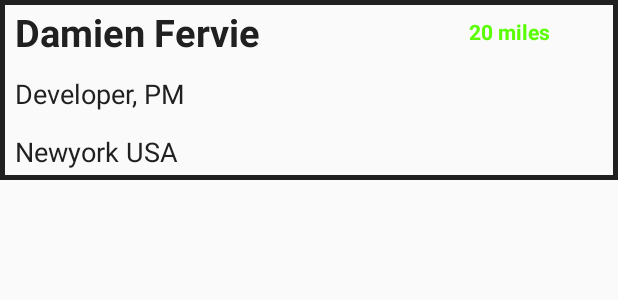
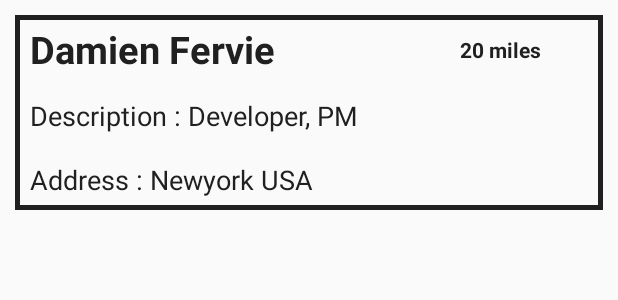
Before and after one commit to thomastran/helocoop-android, an Android app: the layout item_detailed_connected_people.xml on its own in the app's theme, with its tools: preview values and no code run, on a phone screen of 412 x 824 dp. Shown: the top 300 px of the screen. Run offline under Robolectric (Android 15) with nearby library versions, the phone set to English and light mode, and no system bars.

```diff
--- a/app/src/main/java/com/novahub/voipcall/activity/ActivateActivity.java
+++ b/app/src/main/java/com/novahub/voipcall/activity/ActivateActivity.java
@@ -121,7 +121,10 @@ public class ActivateActivity extends AppCompatActivity implements View.OnClickL
     private void verifyCode(String activateCode) {
         String phoneNumber = SharePreferences.getData(ActivateActivity.this, SharePreferences.PHONE_NUMBER);
         String instanceId = SharePreferences.getData(ActivateActivity.this, SharePreferences.INSTANCE_ID);
-        ActivateCodeAsyncTask activateCodeAsyncTask = new ActivateCodeAsyncTask(activateCode, phoneNumber, instanceId);
+
+        ActivateCodeAsyncTask activateCodeAsyncTask =
+                new ActivateCodeAsyncTask(activateCode, phoneNumber, instanceId);
+
         activateCodeAsyncTask.execute();
     }
 
--- a/app/src/main/java/com/novahub/voipcall/activity/MakingCallConferenceActivity.java
+++ b/app/src/main/java/com/novahub/voipcall/activity/MakingCallConferenceActivity.java
@@ -76,7 +76,6 @@ public class MakingCallConferenceActivity extends AppCompatActivity implements V
         }
         testSharePreference();
         checkActionsHaveDone(getApplicationContext());
-
     }
 
     private void checkActionsHaveDone(Context context) {
@@ -447,8 +446,9 @@ public class MakingCallConferenceActivity extends AppCompatActivity implements V
             EndPointInterface apiService =
                     restAdapter.create(EndPointInterface.class);
             Boolean success = false;
+            String nameRoom = Long.toHexString(Double.doubleToLongBits(Math.random()));
             try {
-                response = apiService.makeConferenceCall(this.token);
+                response = apiService.makeConferenceCall(this.token, nameRoom);
                 for (int i = 0; i < response.getDistanceList().size(); i++) {
                     Log.d("======>", response.getDistanceList().get(i).getName());
                 }
--- a/app/src/main/java/com/novahub/voipcall/apiendpoint/EndPointInterface.java
+++ b/app/src/main/java/com/novahub/voipcall/apiendpoint/EndPointInterface.java
@@ -53,7 +53,7 @@ public interface EndPointInterface {
 
     @FormUrlEncoded
     @POST("/users/makeconferencecall/")
-    Response makeConferenceCall(@Field("token") String token);
+    Response makeConferenceCall(@Field("token") String token, @Field("name_room") String nameRoom);
 
 
 }
--- a/app/src/main/res/layout/item_detailed_connected_people.xml
+++ b/app/src/main/res/layout/item_detailed_connected_people.xml
@@ -1,8 +1,14 @@
 <?xml version="1.0" encoding="utf-8"?>
 <LinearLayout xmlns:android="http://schemas.android.com/apk/res/android"
     android:orientation="vertical" android:layout_width="match_parent"
-    android:layout_height="120dp"
+    android:layout_height="150dp"
     android:weightSum="2"
+    android:padding="10dp">
+
+    <LinearLayout
+        android:orientation="vertical"
+        android:layout_width="match_parent"
+        android:layout_height="match_parent"
         android:background="@drawable/border_cradview">
 
         <LinearLayout
@@ -47,7 +53,7 @@
                     android:text="20 miles"
                     android:id="@+id/textViewDistance"
                     android:layout_gravity="center_horizontal"
-                android:textColor="@color/green_for_home"
+                    android:textColor="@color/material_grey_900"
                     android:textStyle="bold" />
             </LinearLayout>
         </LinearLayout>
@@ -69,12 +75,19 @@
                 android:weightSum="2">
 
                 <LinearLayout
-                android:orientation="vertical"
+                    android:orientation="horizontal"
                     android:layout_width="match_parent"
                     android:layout_height="match_parent"
                     android:layout_weight="1"
                     android:gravity="center_vertical"
                     android:paddingLeft="10dp">
+                    <TextView
+                        android:layout_width="wrap_content"
+                        android:layout_height="wrap_content"
+                        android:textAppearance="?android:attr/textAppearanceMedium"
+                        android:text="Description : "
+                        android:id="@+id/textV"
+                        android:textColor="@color/material_grey_900" />
 
                     <TextView
                         android:layout_width="wrap_content"
@@ -86,12 +99,19 @@
                 </LinearLayout>
 
                 <LinearLayout
-                android:orientation="vertical"
+                    android:orientation="horizontal"
                     android:layout_width="match_parent"
                     android:layout_height="match_parent"
                     android:layout_weight="1"
                     android:gravity="center_vertical"
                     android:paddingLeft="10dp">
+                    <TextView
+                        android:layout_width="wrap_content"
+                        android:layout_height="wrap_content"
+                        android:textAppearance="?android:attr/textAppearanceMedium"
+                        android:text="Address : "
+                        android:id="@+id/textViewLivin"
+                        android:textColor="@color/material_grey_900" />
 
                     <TextView
                         android:layout_width="wrap_content"
@@ -103,5 +123,6 @@
                 </LinearLayout>
             </LinearLayout>
         </LinearLayout>
+    </LinearLayout>
 
 </LinearLayout>
--- a/app/src/main/res/layout/toolbar_layout.xml
+++ b/app/src/main/res/layout/toolbar_layout.xml
@@ -11,7 +11,7 @@
         android:layout_height="match_parent"
         android:orientation="horizontal"
         android:weightSum="10"
-        android:background="@color/colorPrimaryDark">
+        android:background="@color/material_green_600">
 
 
         <LinearLayout
--- a/app/src/main/res/layout/toolbar_layout_for_register.xml
+++ b/app/src/main/res/layout/toolbar_layout_for_register.xml
@@ -11,7 +11,7 @@
         android:layout_height="match_parent"
         android:orientation="horizontal"
         android:weightSum="10"
-        android:background="@color/colorPrimaryDark"
+        android:background="@color/primary_dark"
         android:gravity="center_vertical|center|center_horizontal">
 
 
--- a/app/src/main/res/values/strings.xml
+++ b/app/src/main/res/values/strings.xml
@@ -125,5 +125,6 @@
     <string name="gps_message">GPS is not enabled. You have to turn on the location identification</string>
     <string name="setting">Settings</string>
     <string name="gps_cancel">Cancel</string>
+    <string name="app_version">\@ 2016 Help Coop v0.1</string>
 
 </resources>
--- a/app/src/main/res/values/styles.xml
+++ b/app/src/main/res/values/styles.xml
@@ -3,8 +3,8 @@
     <!-- Base application theme. -->
     <style name="AppTheme" parent="Theme.AppCompat.Light.NoActionBar">
         <!-- Customize your theme here. -->
-        <item name="colorPrimary">@color/colorPrimary</item>
-        <item name="colorPrimaryDark">@color/colorPrimaryDark</item>
+        <item name="colorPrimary">@color/primary_dark</item>
+        <item name="colorPrimaryDark">@color/primary_dark</item>
         <item name="colorAccent">@color/colorAccent</item>
     </style>
 
```
Also changed, not shown: app/src/main/java/com/novahub/voipcall/model/Distance.java (+2 -28 lines), app/src/main/res/layout/activity_making_call_conference.xml (+6 -6 lines), app/src/main/res/values/colors.xml (+8 -0 lines), 1 other file. Lines whose indentation alone changed are shown as unchanged.
